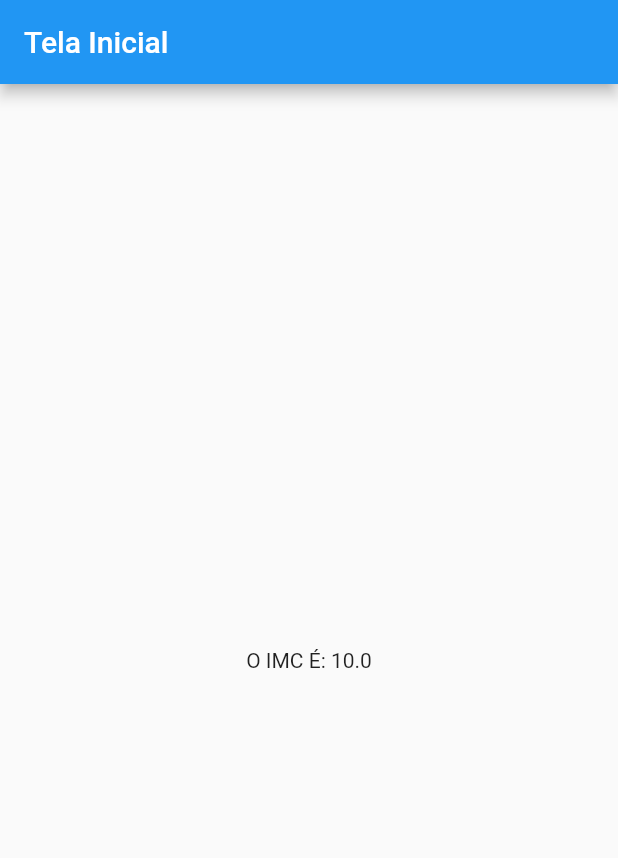
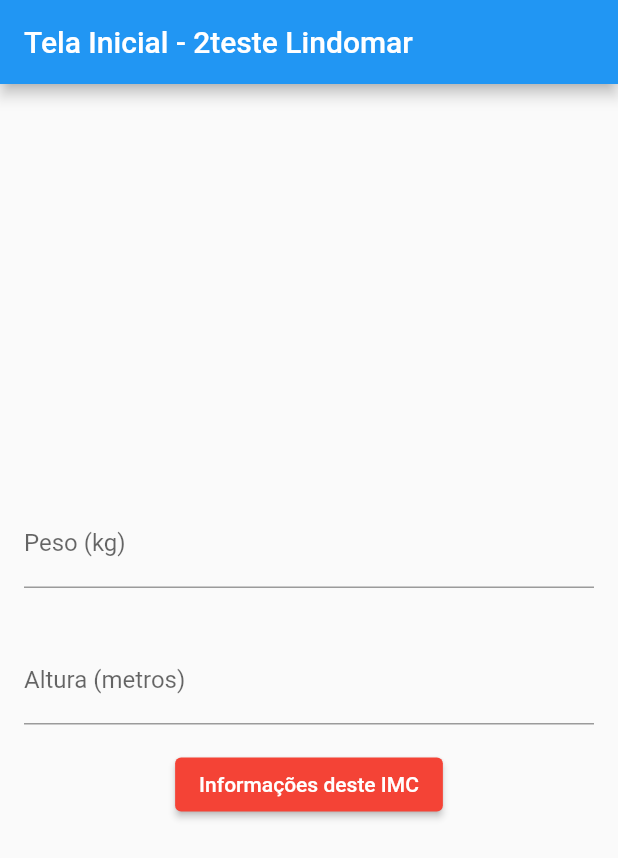
Before and after one commit to Ohbtsr/teste-androidstudio, a Flutter app: the screen it shows after launch, on a phone screen of 412 x 824 dp. Shown: the top 858 px of the screen. Run offline on Flutter 3.47's test engine with Material 2 defaults, Android fonts, the phone set to English and light mode, and no system bars; our stand-ins replace flutter_bloc.

Commit message:
Reconstruido Bloc e Add LAYOUT

```diff
--- a/lib/HomePage.dart
+++ b/lib/HomePage.dart
@@ -2,9 +2,6 @@ import 'package:flutter/material.dart';
 import 'package:flutter_bloc/flutter_bloc.dart';
 import 'package:teste/bloc_imc.dart';
 import 'package:teste/state_imc.dart';
-import 'package:teste/teste.dart';
-
-import 'Aluno.dart';
 
 class HomePage extends StatelessWidget {
   const HomePage({Key? key}) : super(key: key);
@@ -13,7 +10,7 @@ class HomePage extends StatelessWidget {
   Widget build(BuildContext context) {
     return Scaffold(
       appBar: AppBar(
-        title: Text("Tela Inicial"),
+        title: Text("Tela Inicial - 2teste Lindomar"),
       ),
       body: BlocProvider(
         create: (_) => imcBloc(),
@@ -34,17 +31,74 @@ class MinhaWidget extends StatelessWidget {
   Widget build(BuildContext context) {
     var bloc = context.watch<imcBloc>();
 
-    bloc.calcularImc(70.0, 1.70);
+    return Column(
+      mainAxisAlignment: MainAxisAlignment.center,
+      children: [
+        Padding(
+          padding: const EdgeInsets.all(16.0),
+          child: TextField(
+            keyboardType: TextInputType.number,
+            decoration: InputDecoration(
+              labelText: 'Peso (kg)',
+            ),
+            onChanged: (value) {
+              final peso = double.tryParse(value);
+          if (peso != null) {
+    bloc.calcularImc(peso, bloc.state.altura);
+    }
 
-    if(bloc.state.status == imcStatus.falha){
-      return Center(child: Text("FALHA"),);
-    }
-    else if(bloc.state.status == imcStatus.sucesso){
-      return Center(child: Text("O IMC É: ${bloc.state.imc}"),);
-    }
-    return Column(
-      children: [
-        Center(child: Text("CALCULANDO IMC"),),
+
+            },
+          ),
+        ),
+
+        Padding(
+          padding: const EdgeInsets.all(16.0),
+          child: TextField(
+            keyboardType: TextInputType.number,
+            decoration: InputDecoration(
+              labelText: 'Altura (metros)',
+            ),
+            onChanged: (value) {
+              // Atualizar a altura no BLoC quando o valor do TextField mudar
+              final altura = double.tryParse(value);
+              if (altura != null) {
+                print(bloc.state.peso);
+                bloc.calcularImc(bloc.state.peso, altura);
+              }
+            },
+          ),
+        ),
+
+        ElevatedButton(
+          onPressed: () {
+            // Calcular o IMC quando o botão for pressionado
+            print("Peso" + bloc.state.peso.toString());
+            print("Altura" + bloc.state.altura.toString());
+            bloc.calcularImc(bloc.state.peso!, bloc.state.altura!);
+          },
+          style: ElevatedButton.styleFrom(
+            primary: Colors.red, // Definindo a cor vermelha
+          ),
+          child: Text(
+            'Informações deste IMC',
+            style: TextStyle(color: Colors.white),
+          ),
+        ),
+
+
+        SizedBox(height: 16.0),
+        if (bloc.state.status == imcStatus.falha)
+          Text(
+            'IMC incorreto',
+            style: TextStyle(color: Colors.red),
+          ),
+        if (bloc.state.status == imcStatus.sucesso)
+
+          Text(
+            'O IMC é: ${bloc.state.imc.toStringAsFixed(2)}',
+            style: TextStyle(fontWeight: FontWeight.bold),
+          ),
       ],
     );
   }
--- a/lib/bloc_imc.dart
+++ b/lib/bloc_imc.dart
@@ -1,17 +1,45 @@
 import 'package:flutter_bloc/flutter_bloc.dart';
 import 'package:teste/state_imc.dart';
 
-class imcBloc extends Cubit<imcState>{
+class imcBloc extends Cubit<imcState> {
   imcBloc() : super(imcState());
 
-  void calcularImc(double peso, double altura){
-    if(peso <= 0 || altura <=0){
+  void calcularImc(double? peso, double? altura) {
+    if(peso == null || altura == null){
+      if(peso != null){
+        emit(state.copy(peso: peso,status: imcStatus.falha));
+      }
+      if(altura != null){
+        emit(state.copy(altura:  altura,status: imcStatus.falha));
+      }
+    }
+    if ((peso == null && altura == null) || peso! <= 0 || altura! <= 0) {
       emit(state.copy(status: imcStatus.falha));
-    }
-    else{
-      double imcFinal = 10.0;
-      // calcula imc
+    } else {
+      double imcFinal = peso / (altura * altura);
       emit(state.copy(peso: peso, altura: altura, imc: imcFinal, status: imcStatus.sucesso));
     }
   }
+  void legendImc(double imcFinal) {
+    String resultado;
+
+    if (imcFinal < 18.5) {
+      resultado = "Abaixo do peso";
+    }
+    if (imcFinal >= 18.5 && imcFinal < 25) {
+      resultado = "Peso normal";
+    }
+    if (imcFinal >= 25 && imcFinal < 30) {
+      resultado = "Sobrepeso";
+    }
+    if (imcFinal >= 30 && imcFinal < 35) {
+      resultado = "Obesidade grau 1";
+    }
+    if (imcFinal >= 35 && imcFinal < 40) {
+      resultado = "Obesidade grau 2";
+    }
+    if (imcFinal >= 40){
+    resultado = "Obesidade grau 3";
+    }
+  }
 }
--- a/lib/state_imc.dart
+++ b/lib/state_imc.dart
@@ -1,29 +1,28 @@
 enum imcStatus{sucesso,falha,inicial}
-
 class imcState {
-  final double peso;
-  final double altura;
+final double? peso;
+final double? altura;
 final double imc;
 final imcStatus status;
 
 imcState({
-    this.altura = 0,
-    this.peso = 0 ,
+  this.altura,
+  this.peso,
   this.status = imcStatus.inicial,
-    this.imc = 0
+  this.imc = 0,
 });
 
 imcState copy({
   double? peso,
   double? altura,
   double? imc,
-    imcStatus? status
-      }){
+  imcStatus? status,
+}) {
   return imcState(
     peso: peso ?? this.peso,
     altura: altura ?? this.altura,
     imc: imc ?? this.imc,
-      status: status ?? this.status
+    status: status ?? this.status,
   );
 }
 }
```
Lines whose indentation alone changed are shown as unchanged.
